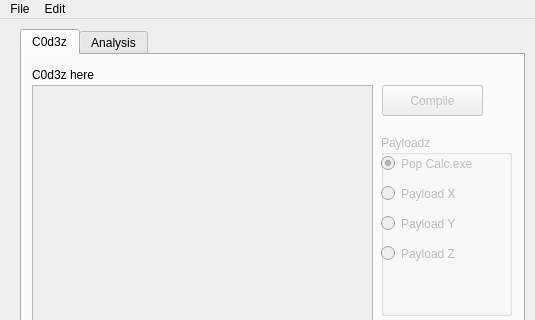
This is Polymorphic_Engine_V1/mainwindow.ui in metherlence784/FYP-Polymorphic-Engine as Qt 5 draws it before an edit; both pictures show x 0 to 535 and y 0 to 320 of the 535 by 700 pixel window. The edited form follows.
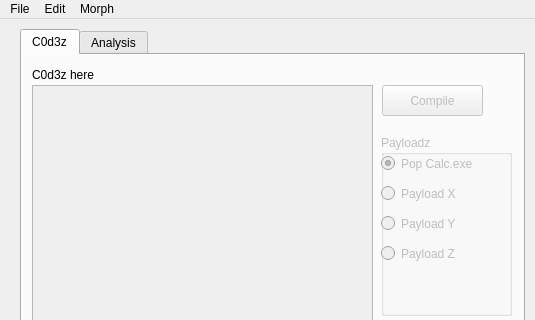
This is the edited form. The open tabs and pages were chosen to show the change.

Commit message: Added a Morph Menu Header with the Compile Menu Item within it. Upon clicking, it does the same function as clicking the Compile Button

What changed in the file:
```diff
--- a/Polymorphic_Engine_V1/mainwindow.ui
+++ b/Polymorphic_Engine_V1/mainwindow.ui
@@ -265,8 +265,15 @@
     <addaction name="Undo_Menu_Item"/>
     <addaction name="Redo_Menu_Item"/>
    </widget>
+   <widget class="QMenu" name="Morph_Menu_Header">
+    <property name="title">
+     <string>Morph</string>
+    </property>
+    <addaction name="Compile_Menu_Item"/>
+   </widget>
    <addaction name="File_Menu_Header"/>
    <addaction name="Edit_Menu_Header"/>
+   <addaction name="Morph_Menu_Header"/>
   </widget>
   <widget class="QStatusBar" name="statusbar"/>
   <action name="New_File_Menu_Item">
```
Left out of the diff: 7 changed lines with no effect on the pictures. The commit also changes 46 other files.
